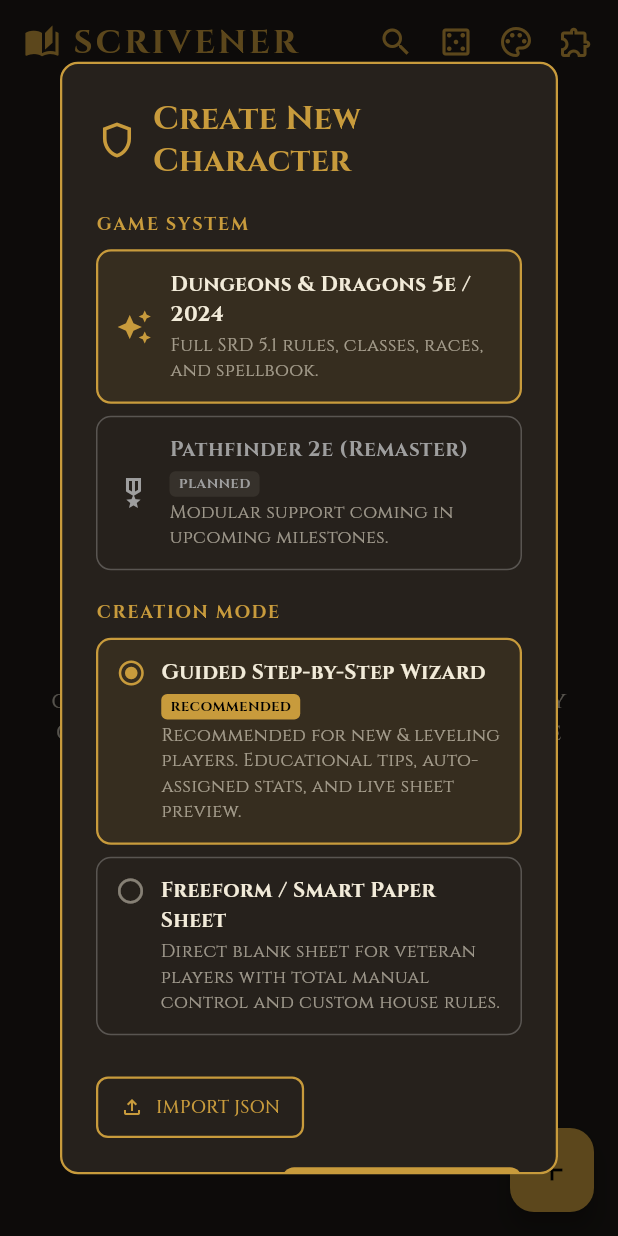
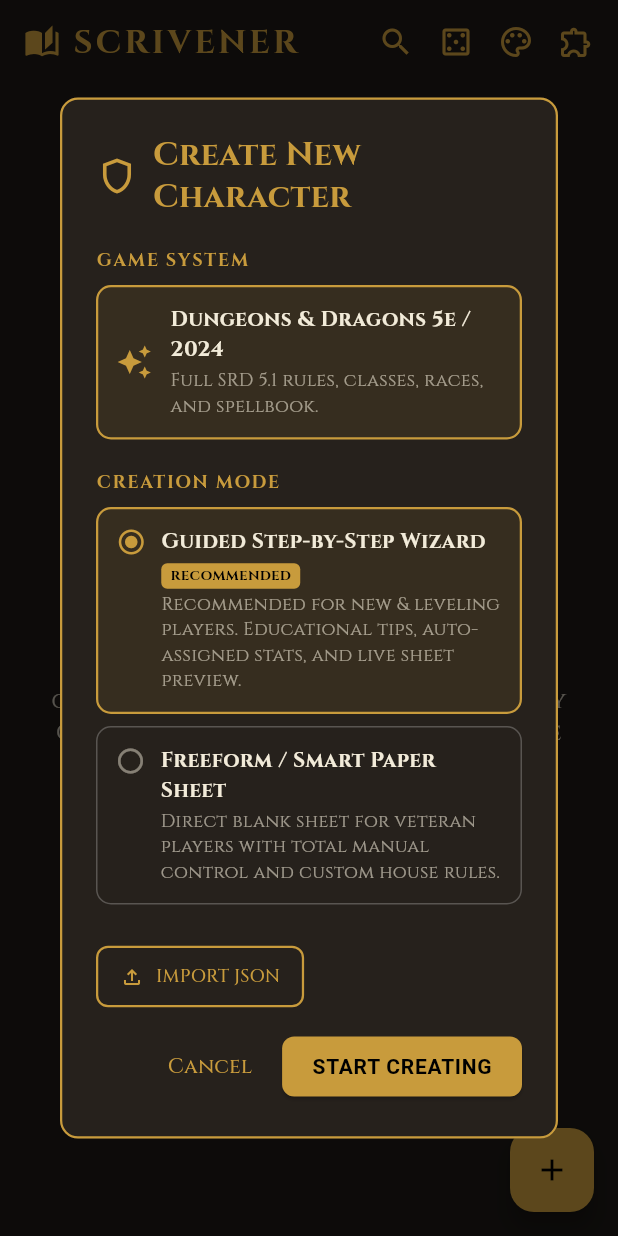
Before and after one commit to robbtolli/scriviner, a Flutter app: the screen it shows after launch, after a tap on the "add" icon, on a phone screen of 412 x 824 dp. Run offline on Flutter 3.47's test engine with Material 3 defaults, Android fonts, the phone set to English and light mode, and no system bars; our stand-ins replace drift, drift_flutter, file_picker, flutter_riverpod, google_fonts, pdf and 1 more; missing offline and left inert: expressions; accounts and stored records are empty; generated files the repository leaves out were written again.

Commit message:
chore(creation): comment out unimplemented Pathfinder option in new character modal

```diff
--- a/lib/features/home/presentation/widgets/new_character_modal.dart
+++ b/lib/features/home/presentation/widgets/new_character_modal.dart
@@ -81,15 +81,16 @@
                 subtitle: 'Full SRD 5.1 rules, classes, races, and spellbook.',
                 icon: tokens.iconography.tabSpells,
               ),
-              const SizedBox(height: 8),
-              _buildSystemTile(
-                context,
-                id: 'pf2e',
-                title: 'Pathfinder 2e (Remaster)',
-                subtitle: 'Modular support coming in upcoming milestones.',
-                icon: tokens.iconography.tabFeatures,
-                isComingSoon: true,
-              ),
+              // Pathfinder 2e support is commented out until implemented:
+              // const SizedBox(height: 8),
+              // _buildSystemTile(
+              //   context,
+              //   id: 'pf2e',
+              //   title: 'Pathfinder 2e (Remaster)',
+              //   subtitle: 'Modular support coming in upcoming milestones.',
+              //   icon: tokens.iconography.tabFeatures,
+              //   isComingSoon: true,
+              // ),
               const SizedBox(height: 20),
               Text(
                 'CREATION MODE',
```
